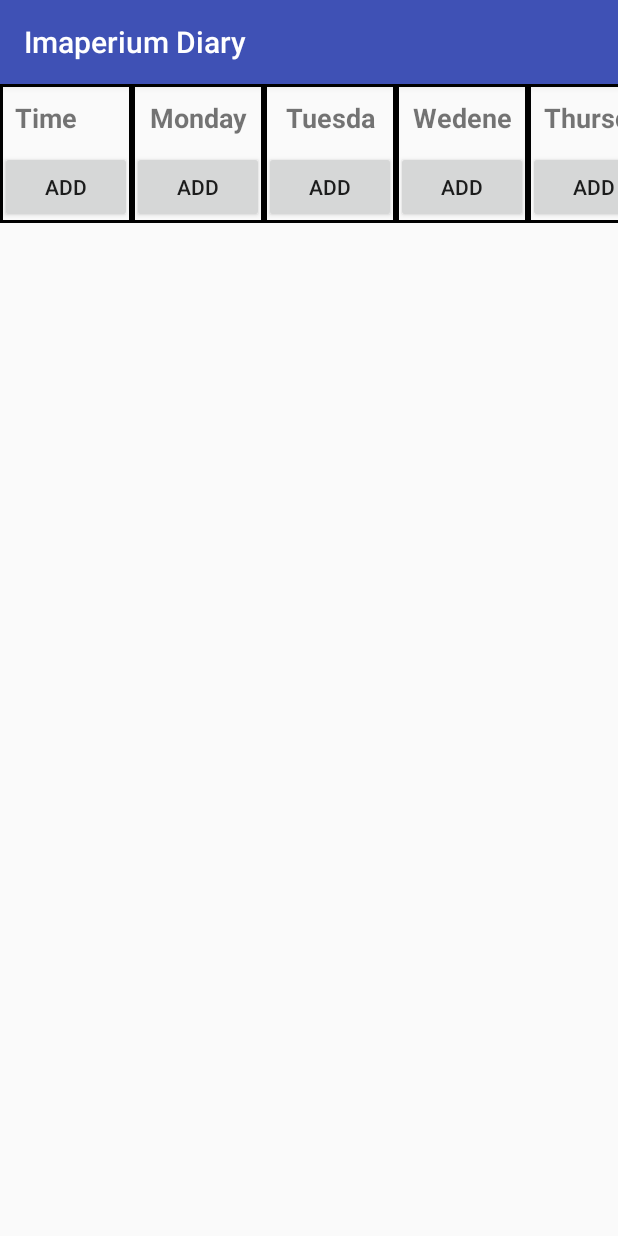
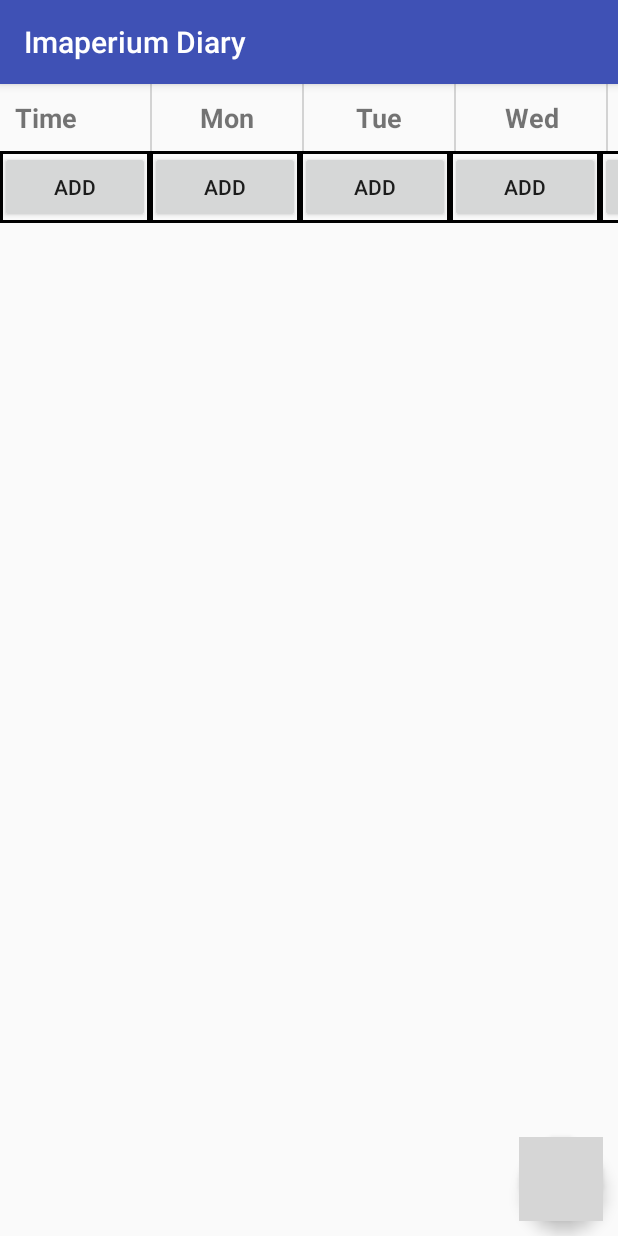
Before and after one commit to FaheemMujale/ImaperiumDiary, an Android app: the screen it shows after launch (table), on a phone screen of 412 x 824 dp. Run offline under Robolectric (Android 15) with nearby library versions, the phone set to English and light mode, and no system bars; grey boxes are pictures that could not be loaded.

Commit message:
//From Rafiq 21-05-2017

```diff
--- a/app/src/main/AndroidManifest.xml
+++ b/app/src/main/AndroidManifest.xml
@@ -24,7 +24,6 @@
             </intent-filter>
         </activity>
         <activity android:name=".Login.Login"/>
-        <activity android:name=".DrawerFragments.Fragloader"/>
 
     </application>
 
--- a/app/src/main/res/layout/timetable_fragment.xml
+++ b/app/src/main/res/layout/timetable_fragment.xml
@@ -1,10 +1,121 @@
 <?xml version="1.0" encoding="utf-8"?>
-<LinearLayout xmlns:android="http://schemas.android.com/apk/res/android"
+<RelativeLayout xmlns:android="http://schemas.android.com/apk/res/android"
     android:orientation="vertical" android:layout_width="match_parent"
     android:layout_height="match_parent">
+
     <HorizontalScrollView
         android:layout_width="match_parent"
         android:layout_height="wrap_content">
+
+<LinearLayout
+    android:layout_width="match_parent"
+    android:orientation="vertical"
+    android:layout_height="wrap_content">
+
+        <LinearLayout
+            android:layout_width="match_parent"
+            android:orientation="horizontal"
+             android:layout_height="match_parent">
+
+            <TextView
+                android:layout_width="80dp"
+                android:text="Time"
+                android:layout_margin="10dp"
+                android:textStyle="bold"
+                android:textSize="18sp"
+                android:layout_height="wrap_content" />
+            <View
+                android:layout_width="1dp"
+                android:layout_height="match_parent"
+                android:background="#d3d3d3"/>
+
+            <TextView
+                android:layout_width="80dp"
+                android:layout_height="wrap_content"
+                android:gravity="center"
+                android:text="Mon"
+                android:layout_margin="10dp"
+                android:textStyle="bold"
+                android:textSize="18sp"
+                />
+            <View
+                android:layout_width="1dp"
+                android:layout_height="match_parent"
+                android:background="#d3d3d3"/>
+
+            <TextView
+                android:layout_width="80dp"
+                android:layout_height="wrap_content"
+                android:gravity="center"
+                android:text="Tue"
+                android:layout_margin="10dp"
+                android:textStyle="bold"
+                android:textSize="18sp"
+                />
+
+            <View
+                android:layout_width="1dp"
+                android:layout_height="match_parent"
+                android:background="#d3d3d3"/>
+            <TextView
+                android:layout_width="80dp"
+                android:layout_height="wrap_content"
+                android:gravity="center"
+                android:text="Wed"
+                android:layout_margin="10dp"
+                android:textStyle="bold"
+                android:textSize="18sp"
+                />
+
+            <View
+                android:layout_width="1dp"
+                android:layout_height="match_parent"
+                android:background="#d3d3d3"/>
+
+            <TextView
+                android:layout_width="80dp"
+                android:layout_height="wrap_content"
+                android:gravity="center"
+                android:text="Thu"
+                android:layout_margin="10dp"
+                android:textStyle="bold"
+                android:textSize="18sp"
+                />
+            <View
+                android:layout_width="1dp"
+                android:layout_height="match_parent"
+                android:background="#d3d3d3"/>
+
+            <TextView
+                android:layout_width="80dp"
+                android:layout_height="wrap_content"
+                android:gravity="center"
+                android:text="Fri"
+                android:layout_margin="10dp"
+                android:textStyle="bold"
+                android:textSize="18sp"
+                />
+            <View
+                android:layout_width="1dp"
+                android:layout_height="match_parent"
+                android:background="#d3d3d3"/>
+            <TextView
+                android:layout_width="80dp"
+                android:layout_height="wrap_content"
+                android:gravity="center"
+                android:text="Sat"
+                android:layout_margin="10dp"
+                android:textStyle="bold"
+                android:textSize="18sp"
+                />
+
+
+        </LinearLayout>
+ <ScrollView
+      android:layout_width="match_parent"
+      android:layout_height="wrap_content">
+
+
 <LinearLayout
     android:layout_width="match_parent"
     android:orientation="horizontal"
@@ -13,21 +124,16 @@
 
     <LinearLayout
         android:orientation="vertical"
-        android:id="@+id/time"
+        android:id="@+id/time123"
         android:divider="@color/colorPrimary"
+        android:layout_width="wrap_content"
         android:background="@drawable/bordertv"
-        android:layout_width="wrap_content"
         android:layout_height="wrap_content">
-<TextView
-    android:layout_width="match_parent"
-    android:text="Time"
-    android:layout_margin="10dp"
-    android:textStyle="bold"
-    android:textSize="18sp"
-    android:layout_height="wrap_content" />
+
 
         <Button
-            android:layout_width="wrap_content"
+            android:clickable="true"
+            android:layout_width="100dp"
             android:id="@+id/add"
             android:text="add"
             android:onClick="addTime"
@@ -38,46 +144,37 @@
     <LinearLayout
         android:layout_width="wrap_content"
         android:orientation="vertical"
+        android:background="@drawable/bordertv"
         android:layout_height="wrap_content">
 
-    <ScrollView
-        android:layout_width="wrap_content"
-        android:layout_height="wrap_content">
+
+
 <LinearLayout
     android:layout_width="match_parent"
     android:id="@+id/horizonta1"
     android:divider="@color/colorPrimary"
     android:orientation="vertical"
-    android:background="@drawable/bordertv"
     android:layout_height="wrap_content">
 
-    <TextView
-        android:layout_width="match_parent"
-        android:layout_height="wrap_content"
-        android:gravity="center"
-        android:text="Monday"
-        android:layout_margin="10dp"
-        android:textStyle="bold"
-        android:textSize="18sp"
-        />
+
     <Button
-        android:layout_width="wrap_content"
+        android:layout_width="100dp"
         android:id="@+id/add1"
         android:text="add"
+        android:clickable="true"
         android:onClick="addsubject"
-        android:layout_height="wrap_content" />
+        android:layout_height="wrap_content"
+        />
+
 
 </LinearLayout>
-    </ScrollView>
+
     </LinearLayout>
     <LinearLayout
         android:layout_width="wrap_content"
         android:orientation="vertical"
         android:layout_height="wrap_content">
 
-        <ScrollView
-            android:layout_width="wrap_content"
-            android:layout_height="wrap_content">
             <LinearLayout
                 android:layout_width="match_parent"
                 android:id="@+id/horizonta2"
@@ -85,34 +182,24 @@
                 android:background="@drawable/bordertv"
                 android:layout_height="wrap_content">
 
-                <TextView
-                    android:layout_width="match_parent"
-                    android:layout_height="wrap_content"
-                    android:gravity="center"
-                    android:text="Tuesday"
-                    android:layout_margin="10dp"
-                    android:textStyle="bold"
-                    android:textSize="18sp"
-                    />
+
 
                 <Button
-                    android:layout_width="wrap_content"
+                    android:layout_width="100dp"
                     android:id="@+id/add2"
                     android:text="add"
+                    android:clickable="true"
                     android:onClick="addsubject"
                     android:layout_height="wrap_content" />
 
             </LinearLayout>
-        </ScrollView>
     </LinearLayout>
     <LinearLayout
         android:layout_width="wrap_content"
         android:orientation="vertical"
         android:layout_height="wrap_content">
 
-        <ScrollView
-            android:layout_width="wrap_content"
-            android:layout_height="wrap_content">
+
             <LinearLayout
                 android:layout_width="match_parent"
                 android:id="@+id/horizonta3"
@@ -120,31 +207,22 @@
                 android:background="@drawable/bordertv"
                 android:layout_height="wrap_content">
 
-                <TextView
-                    android:layout_width="match_parent"
-                    android:layout_height="wrap_content"
-                    android:gravity="center"
-                    android:text="Wedenesday"
-                    android:layout_margin="10dp"
-                    android:textStyle="bold"
-                    android:textSize="18sp"
-                    />
+
                 <Button
-                    android:layout_width="wrap_content"
+                    android:layout_width="100dp"
                     android:id="@+id/add3"
                     android:text="add"
+                    android:clickable="true"
+                    android:onClick="addsubject"
                     android:layout_height="wrap_content" />
             </LinearLayout>
-        </ScrollView>
     </LinearLayout>
     <LinearLayout
         android:layout_width="wrap_content"
         android:orientation="vertical"
         android:layout_height="wrap_content">
 
-        <ScrollView
-            android:layout_width="wrap_content"
-            android:layout_height="wrap_content">
+
             <LinearLayout
                 android:layout_width="match_parent"
                 android:id="@+id/horizonta4"
@@ -152,22 +230,15 @@
                 android:background="@drawable/bordertv"
                 android:layout_height="wrap_content">
 
-                <TextView
-                    android:layout_width="match_parent"
-                    android:layout_height="wrap_content"
-                    android:gravity="center"
-                    android:text="Thursday"
-                    android:layout_margin="10dp"
-                    android:textStyle="bold"
-                    android:textSize="18sp"
-                    />
+
                 <Button
-                    android:layout_width="wrap_content"
+                    android:layout_width="100dp"
                     android:id="@+id/add4"
                     android:text="add"
+                    android:clickable="true"
+                    android:onClick="addsubject"
                     android:layout_height="wrap_content" />
             </LinearLayout>
-        </ScrollView>
     </LinearLayout>
 
     <LinearLayout
@@ -175,9 +246,7 @@
         android:orientation="vertical"
         android:layout_height="wrap_content">
 
-        <ScrollView
-            android:layout_width="wrap_content"
-            android:layout_height="wrap_content">
+
             <LinearLayout
                 android:layout_width="match_parent"
                 android:id="@+id/horizonta5"
@@ -185,55 +254,51 @@
                 android:background="@drawable/bordertv"
                 android:layout_height="wrap_content">
 
-                <TextView
-                    android:layout_width="match_parent"
-                    android:layout_height="wrap_content"
-                    android:gravity="center"
-                    android:text="Friday"
-                    android:layout_margin="10dp"
-                    android:textStyle="bold"
-                    android:textSize="18sp"
-                    />
+
                 <Button
-                    android:layout_width="wrap_content"
+                    android:layout_width="100dp"
                     android:id="@+id/add5"
                     android:text="add"
+                    android:clickable="true"
+                    android:onClick="addsubject"
                     android:layout_height="wrap_content" />
             </LinearLayout>
-        </ScrollView>
     </LinearLayout>
     <LinearLayout
         android:layout_width="wrap_content"
         android:orientation="vertical"
         android:layout_height="wrap_content">
 
-        <ScrollView
-            android:layout_width="wrap_content"
-            android:layout_height="wrap_content">
+
             <LinearLayout
                 android:layout_width="match_parent"
                 android:id="@+id/horizonta6"
                 android:orientation="vertical"
                 android:background="@drawable/bordertv"
                 android:layout_height="wrap_content">
-
-                <TextView
-                    android:layout_width="match_parent"
-                    android:layout_height="wrap_content"
-                    android:gravity="center"
-                    android:text="Saturday"
-                    android:layout_margin="10dp"
-                    android:textStyle="bold"
-                    android:textSize="18sp"
-                    />
-                <Button
-                    android:layout_width="wrap_content"
+   <Button
+                    android:layout_width="100dp"
                     android:id="@+id/add6"
                     android:text="add"
+                    android:clickable="true"
+                     android:onClick="addsubject"
                     android:layout_height="wrap_content" />
             </LinearLayout>
-        </ScrollView>
     </LinearLayout>
     </LinearLayout>
+  </ScrollView>
+
+</LinearLayout>
+
     </HorizontalScrollView>
-</LinearLayout>
+
+    <android.support.design.widget.FloatingActionButton
+        android:layout_width="wrap_content"
+        android:layout_height="wrap_content"
+        android:layout_margin="10dp"
+        android:id="@+id/fab"
+        android:layout_alignParentBottom="true"
+        android:layout_alignParentRight="true"
+        android:src="@drawable/ic_done_white_18dp"/>
+
+</RelativeLayout>
```
Also changed, not shown: app/src/main/java/com/hubli/imperium/imaperiumdiary/DrawerFragments/Fragloader.java (deleted, +0 -167 lines), app/src/main/java/com/hubli/imperium/imaperiumdiary/DrawerFragments/MyAlertDialogFragment.java (deleted, +0 -39 lines), app/src/main/java/com/hubli/imperium/imaperiumdiary/DrawerFragments/MyDialogFragment.java (deleted, +0 -70 lines), app/src/main/java/com/hubli/imperium/imaperiumdiary/DrawerFragments/table.java (+83 -8 lines), app/src/main/res/layout/activity_my_booking.xml (deleted, +0 -27 lines).
